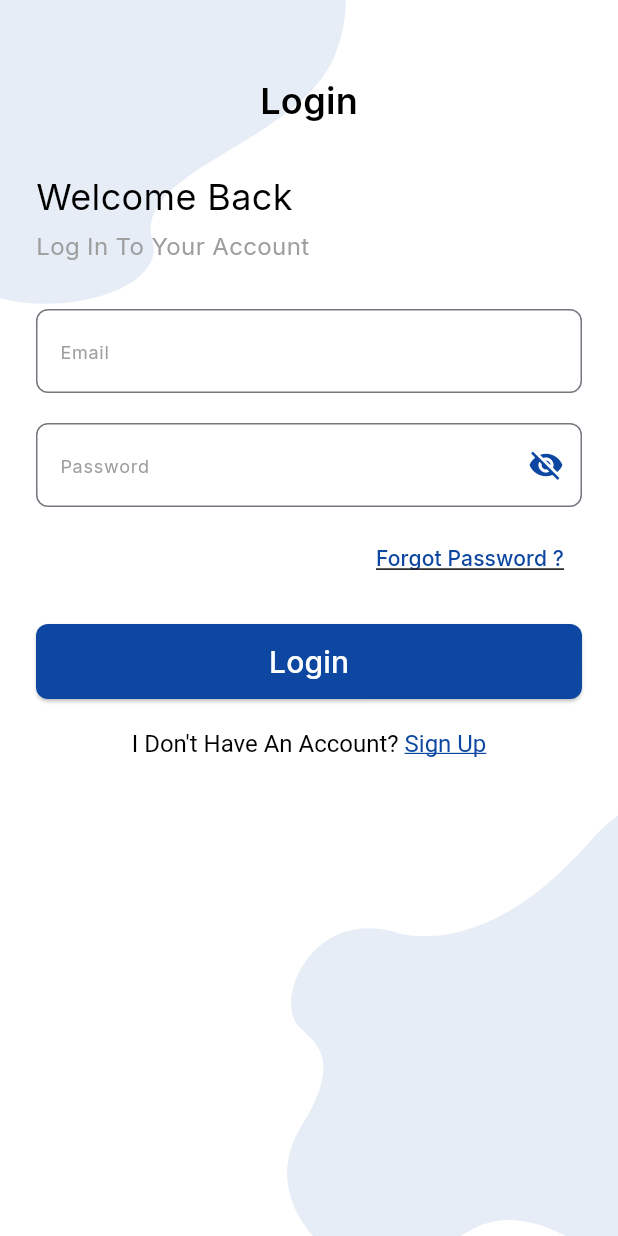
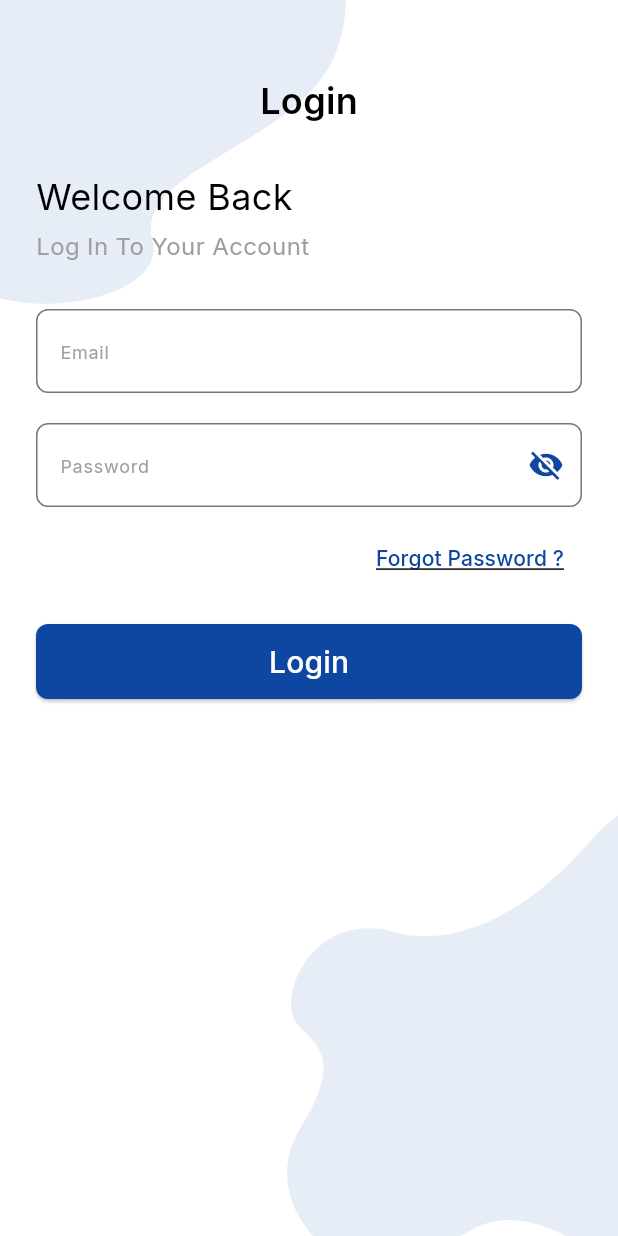
Before and after one commit to Moazzibrahim/Travelta, a Flutter app: the screen it shows after launch, on a phone screen of 412 x 824 dp. Run offline on Flutter 3.47's test engine with Material 3 defaults, Android fonts, the phone set to English and light mode, and no system bars; our stand-ins replace flutter_svg, google_fonts, pinput.

Commit message:
login is done

```diff
--- a/lib/view/screens/Auth/login_screen.dart
+++ b/lib/view/screens/Auth/login_screen.dart
@@ -144,34 +144,34 @@ class LoginScreen extends StatelessWidget {
                     ),
                   ),
                   const SizedBox(height: 20),
-                  Center(
-                    child: InkWell(
-                      onTap: () {
-                        Navigator.push(
-                            context,
-                            MaterialPageRoute(
-                                builder: (context) =>
-                                    const AdminDetailsScreen()));
-                      },
-                      child: RichText(
-                        text: TextSpan(
-                          text: "I Don't Have An Account? ",
-                          style: const TextStyle(
-                              color: Colors.black,
-                              fontSize: 16,
-                              fontWeight: FontWeight.w400),
-                          children: [
-                            TextSpan(
-                              text: "Sign Up",
-                              style: TextStyle(
-                                  color: mainColor,
-                                  decoration: TextDecoration.underline),
-                            ),
-                          ],
-                        ),
-                      ),
-                    ),
-                  ),
+                  // Center(
+                  //   child: InkWell(
+                  //     onTap: () {
+                  //       Navigator.push(
+                  //           context,
+                  //           MaterialPageRoute(
+                  //               builder: (context) =>
+                  //                   const AdminDetailsScreen()));
+                  //     },
+                  //     child: RichText(
+                  //       text: TextSpan(
+                  //         text: "I Don't Have An Account? ",
+                  //         style: const TextStyle(
+                  //             color: Colors.black,
+                  //             fontSize: 16,
+                  //             fontWeight: FontWeight.w400),
+                  //         children: [
+                  //           TextSpan(
+                  //             text: "Sign Up",
+                  //             style: TextStyle(
+                  //                 color: mainColor,
+                  //                 decoration: TextDecoration.underline),
+                  //           ),
+                  //         ],
+                  //       ),
+                  //     ),
+                  //   ),
+                  // ),
                 ],
               ),
             ),
```
